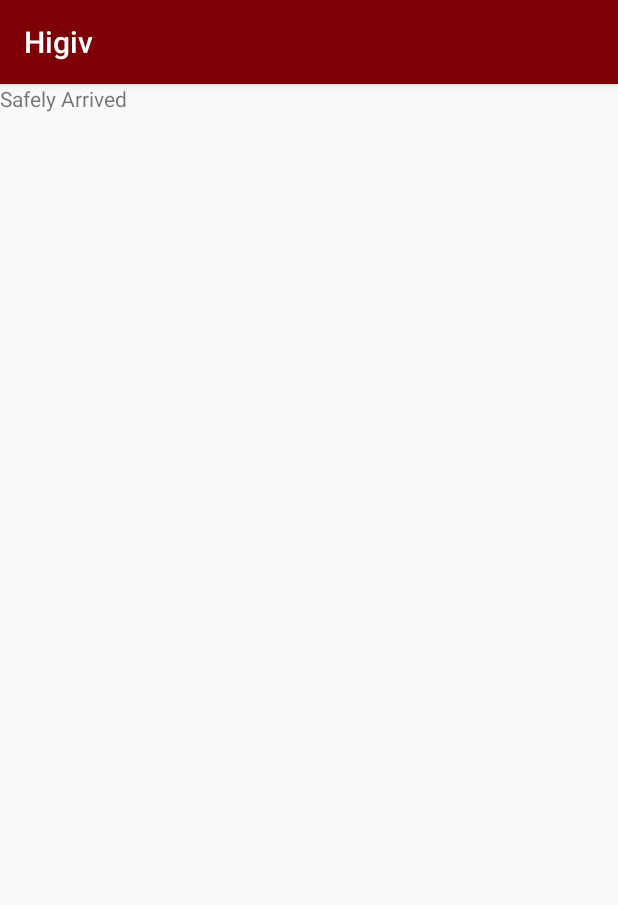
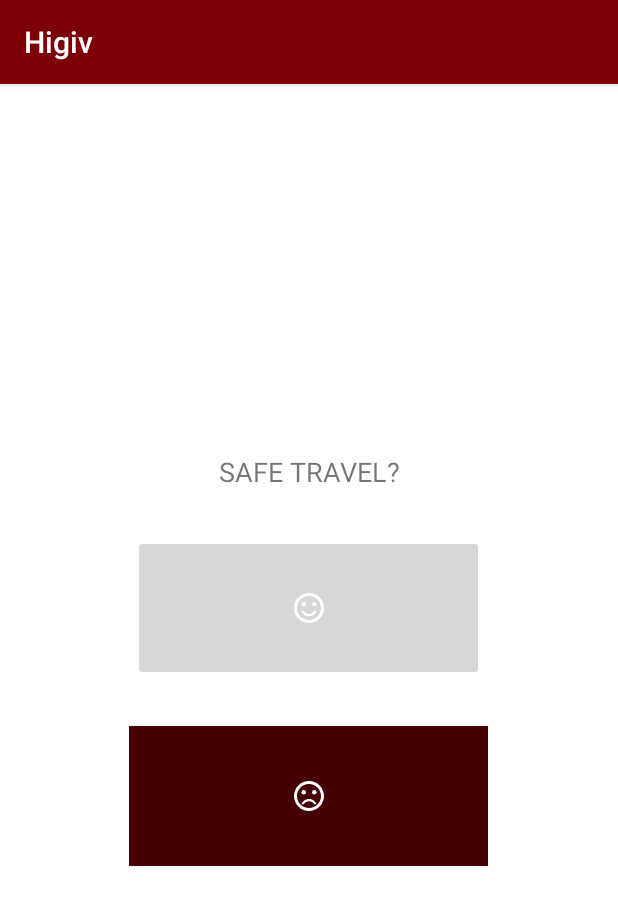
Before and after one commit to Idylx/Higiv-Android-App, an Android app: the fragment TravelSafeFinished shown on its own in the app's theme, on a phone screen of 412 x 824 dp. Shown: the top 905 px of the screen. Run offline under Robolectric (Android 15) with nearby library versions, the light colour scheme and no system bars; 1 statement that could not run was skipped.

Commit message:
Plate Model and finish view

```diff
--- a/app/src/main/java/ch/hes/it/higiv/Model/State.java
+++ b/app/src/main/java/ch/hes/it/higiv/Model/State.java
@@ -6,7 +6,6 @@ public class State {
 
     @NonNull
     private String name;
-
 
     public State () {}
 
--- a/app/src/main/java/ch/hes/it/higiv/TravelActivity.java
+++ b/app/src/main/java/ch/hes/it/higiv/TravelActivity.java
@@ -22,8 +22,8 @@ public class TravelActivity extends AppCompatActivity {
 
     public void setUpViewPager(ViewPager viewPager) {
         adapter.addFragmentToTravelFragmentList(new TravelCreateFragment());
-        //adapter.addFragmentToTravelFragmentList(new TravelOnGoing());
-        //adapter.addFragmentToTravelFragmentList(new TravelSafeFinished());
+       // adapter.addFragmentToTravelFragmentList(new TravelOnGoing());
+        // adapter.addFragmentToTravelFragmentList(new TravelSafeFinished());
 
         viewPager.setAdapter(adapter);
 
--- a/app/src/main/java/ch/hes/it/higiv/TravelSafeFinished.java
+++ b/app/src/main/java/ch/hes/it/higiv/TravelSafeFinished.java
@@ -7,18 +7,49 @@ import android.support.v4.app.Fragment;
 import android.view.LayoutInflater;
 import android.view.View;
 import android.view.ViewGroup;
+import android.widget.ImageButton;
+
+import ch.hes.it.higiv.Model.Plate;
 
 
 public class TravelSafeFinished extends Fragment {
 
+
+    private ImageButton goodEvalButton;
+    private ImageButton badEvalButton;
+    private Plate plate;
     @Nullable
     @Override
     public View onCreateView(@NonNull LayoutInflater inflater, @Nullable ViewGroup container, @Nullable Bundle savedInstanceState) {
+        plate.setNumber(((TravelActivity)getActivity()).getIntent().getExtras().getString("Plate"));
         View view = inflater.inflate(R.layout.fragment_travel_safe_finished, container, false);
 
 
+        goodEvalButton = (ImageButton) view.findViewById(R.id.imageButtonYes);
+
+        goodEvalButton.setOnClickListener(new View.OnClickListener() {
+            @Override
+            public void onClick(View v) {
+
+
+                //Go to Edit profile fragment
+                ((TravelActivity)getActivity()).setViewPager(0);
+            }
+        });
+        badEvalButton = (ImageButton) view.findViewById(R.id.imageButtonNo);
+
+        badEvalButton.setOnClickListener(new View.OnClickListener() {
+            @Override
+            public void onClick(View v) {
+
+                //
+                //Go to Edit profile fragment
+                ((TravelActivity)getActivity()).setViewPager(0);
+            }
+        });
 
         return  view;
+
     }
 
 }
--- /dev/null
+++ b/app/src/main/res/drawable/ic_sentiment_dissatisfied_black_24dp.xml
@@ -0,0 +1,7 @@
+<vector android:height="24dp" android:tint="#FFFFFF"
+    android:viewportHeight="24.0" android:viewportWidth="24.0"
+    android:width="24dp" xmlns:android="http://schemas.android.com/apk/res/android">
+    <path android:fillColor="#FF000000" android:pathData="M15.5,9.5m-1.5,0a1.5,1.5 0,1 1,3 0a1.5,1.5 0,1 1,-3 0"/>
+    <path android:fillColor="#FF000000" android:pathData="M8.5,9.5m-1.5,0a1.5,1.5 0,1 1,3 0a1.5,1.5 0,1 1,-3 0"/>
+    <path android:fillColor="#FF000000" android:pathData="M11.99,2C6.47,2 2,6.48 2,12s4.47,10 9.99,10C17.52,22 22,17.52 22,12S17.52,2 11.99,2zM12,20c-4.42,0 -8,-3.58 -8,-8s3.58,-8 8,-8 8,3.58 8,8 -3.58,8 -8,8zM12,14c-2.33,0 -4.32,1.45 -5.12,3.5h1.67c0.69,-1.19 1.97,-2 3.45,-2s2.75,0.81 3.45,2h1.67c-0.8,-2.05 -2.79,-3.5 -5.12,-3.5z"/>
+</vector>
--- /dev/null
+++ b/app/src/main/res/drawable/ic_sentiment_satisfied_white_24dp.xml
@@ -0,0 +1,7 @@
+<vector android:height="24dp" android:tint="#FFFFFF"
+    android:viewportHeight="24.0" android:viewportWidth="24.0"
+    android:width="24dp" xmlns:android="http://schemas.android.com/apk/res/android">
+    <path android:fillColor="#FF000000" android:pathData="M15.5,9.5m-1.5,0a1.5,1.5 0,1 1,3 0a1.5,1.5 0,1 1,-3 0"/>
+    <path android:fillColor="#FF000000" android:pathData="M8.5,9.5m-1.5,0a1.5,1.5 0,1 1,3 0a1.5,1.5 0,1 1,-3 0"/>
+    <path android:fillColor="#FF000000" android:pathData="M11.99,2C6.47,2 2,6.48 2,12s4.47,10 9.99,10C17.52,22 22,17.52 22,12S17.52,2 11.99,2zM12,20c-4.42,0 -8,-3.58 -8,-8s3.58,-8 8,-8 8,3.58 8,8 -3.58,8 -8,8zM12,16c-1.48,0 -2.75,-0.81 -3.45,-2L6.88,14c0.8,2.05 2.79,3.5 5.12,3.5s4.32,-1.45 5.12,-3.5h-1.67c-0.7,1.19 -1.97,2 -3.45,2z"/>
+</vector>
--- a/app/src/main/res/layout/fragment_travel_safe_finished.xml
+++ b/app/src/main/res/layout/fragment_travel_safe_finished.xml
@@ -1,14 +1,66 @@
 <?xml version="1.0" encoding="utf-8"?>
-<FrameLayout xmlns:android="http://schemas.android.com/apk/res/android"
+<android.support.design.widget.CoordinatorLayout xmlns:android="http://schemas.android.com/apk/res/android"
+    xmlns:app="http://schemas.android.com/apk/res-auto"
     xmlns:tools="http://schemas.android.com/tools"
     android:layout_width="match_parent"
     android:layout_height="match_parent"
-    tools:context=".TravelSafeFinished">
+    android:fitsSystemWindows="true"
+    tools:context="ch.hes.it.higiv.SignupActivity">
 
-    <!-- TODO: Update blank fragment layout -->
-    <TextView
-        android:layout_width="match_parent"
-        android:layout_height="match_parent"
-        android:text="Safely Arrived" />
+    <LinearLayout
+        android:layout_width="fill_parent"
+        android:layout_height="fill_parent"
+        android:background="@color/white"
+        android:gravity="center"
+        android:orientation="vertical"
+        android:padding="@dimen/activity_horizontal_margin">
 
-</FrameLayout>
+
+        <android.support.design.widget.TextInputLayout
+            android:layout_width="match_parent"
+            android:layout_height="wrap_content">
+
+        </android.support.design.widget.TextInputLayout>
+
+        <android.support.design.widget.TextInputLayout
+            android:layout_width="match_parent"
+            android:layout_height="wrap_content">
+
+        </android.support.design.widget.TextInputLayout>
+
+        <TextView
+            android:id="@+id/textView9"
+            android:layout_width="match_parent"
+            android:layout_height="wrap_content"
+            android:text="SAFE TRAVEL?"
+            android:textAlignment="center"
+            android:textSize="18sp" />
+
+        <ImageButton
+            android:id="@+id/imageButtonYes"
+            android:layout_width="234dp"
+            android:layout_height="97dp"
+            android:layout_marginTop="30dp"
+            android:src="@drawable/ic_sentiment_satisfied_white_24dp"
+            tools:background="?attr/actionModeSplitBackground" />
+
+        <ImageButton
+            android:id="@+id/imageButtonNo"
+            android:layout_width="239dp"
+            android:layout_height="93dp"
+            android:layout_marginTop="30dp"
+            android:background="@color/colorPrimaryDark"
+            android:src="@drawable/ic_sentiment_dissatisfied_black_24dp" />
+
+        <!-- Link to Login Screen -->
+
+    </LinearLayout>
+
+    <ProgressBar
+        android:id="@+id/progressBar"
+        android:layout_width="30dp"
+        android:layout_height="30dp"
+        android:layout_gravity="center|bottom"
+        android:layout_marginBottom="20dp"
+        android:visibility="gone" />
+</android.support.design.widget.CoordinatorLayout>
--- a/app/src/main/res/values/strings.xml
+++ b/app/src/main/res/values/strings.xml
@@ -38,6 +38,9 @@
     <string name="btn_sign_out">Sign Out</string>
     <string name="lbl_forgot_password">Forgot password?</string>
     <string name="forgot_password_msg">We just need your registered Email Id to sent you password reset instructions.</string>
+    <string name="yes">YES</string>
+    <string name="no">NO</string>
+    <string name="safeTravel">SAFE TRAVEL ?</string>
 
     <!-- TODO: Remove or change this placeholder text -->
     <string name="hello_blank_fragment">Hello blank fragment</string>
@@ -48,6 +51,7 @@
     <string name="number_of_person">Number of person</string>
     <string name="CreationTravelSuccessful">Travel created !</string>
     <string name="CreationTravelFailed">Travel creation failed !</string>
+    <string name="CreationPlateSuccess">Plate creation success!</string>
     <string name="btn_begin_travel">Begin</string>
     <string name="btn_stop_travel">Stop</string>
     <string name="btn_send_alert">Send alert</string>
```
Also changed, not shown: app/src/main/java/ch/hes/it/higiv/Model/Plate.java (added, +58 -0 lines), app/src/main/java/ch/hes/it/higiv/TravelCreateFragment.java (+29 -2 lines), app/src/main/java/ch/hes/it/higiv/TravelOnGoing.java (+5 -2 lines).
